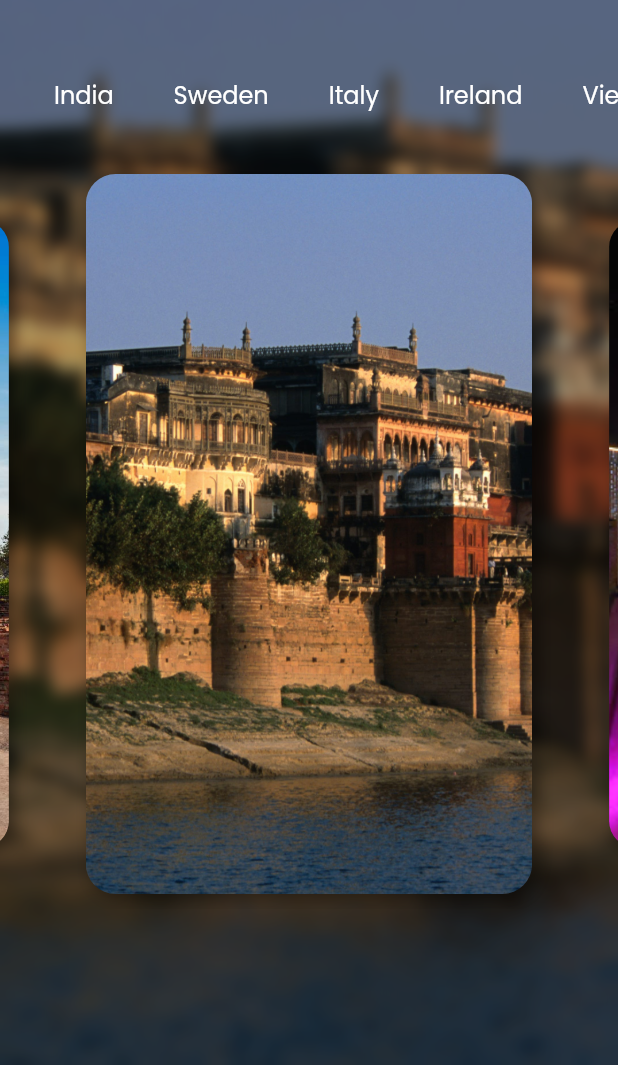
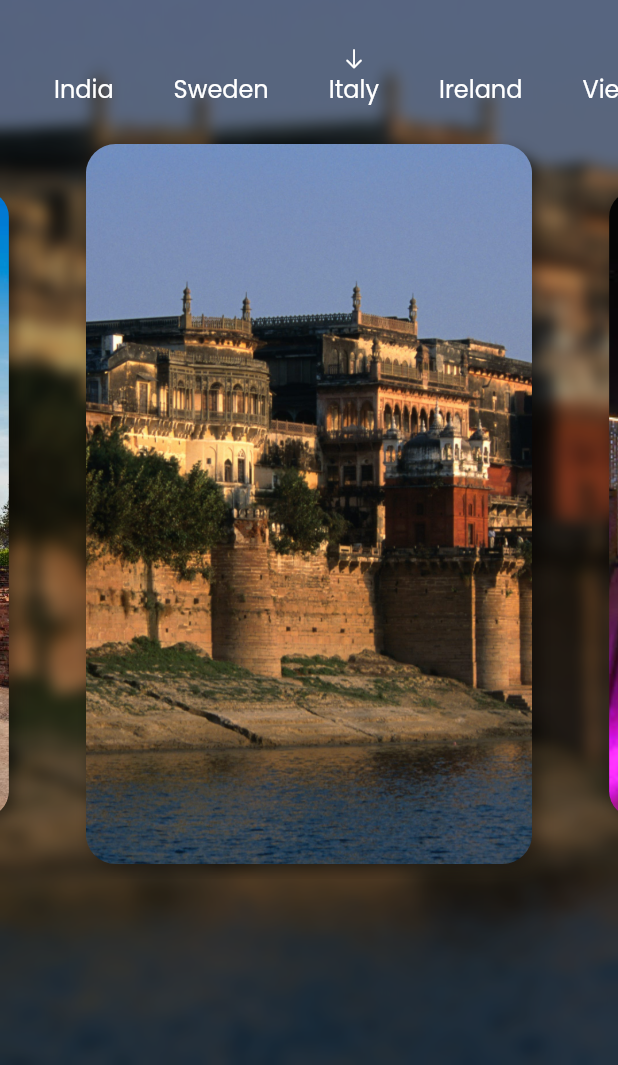
Before and after one commit to aman1210/FlutterUIChallenge, a Flutter app: the screen it shows after launch, swiped to page 3, on a phone screen of 412 x 824 dp, the part 171-1236 px from its top. Run offline on Flutter 3.47's test engine with Material 2 defaults, Android fonts, the phone set to English and light mode, and no system bars; drawn by our look-alikes of carousel_slider; our stand-ins replace line_awesome_icons, simple_animations.

Commit message:
adding country bar with icon

```diff
--- a/Travel App/lib/Screens/homepage.dart
+++ b/Travel App/lib/Screens/homepage.dart
@@ -14,6 +14,7 @@ class HomePage extends StatefulWidget {
 
 class _HomePageState extends State<HomePage> {
   var currentImage = 'assets/images/varanasi1.jpg';
+  var currentCountry = 0;
 
   List<String> images = [
     'assets/images/varanasi1.jpg',
@@ -51,14 +52,27 @@ class _HomePageState extends State<HomePage> {
                 child: ListView.builder(
                   scrollDirection: Axis.horizontal,
                   itemBuilder: (context, index) {
-                    return buildCountry(countries[index]);
+                    return Column(
+                      children: [
+                        currentCountry == index
+                            ? Icon(
+                                CupertinoIcons.arrow_down,
+                                size: 16,
+                                color: Colors.white,
+                              )
+                            : SizedBox(
+                                height: 16,
+                              ),
+                        buildCountry(countries[index]),
+                      ],
+                    );
                   },
                   itemCount: countries.length,
                 ),
               ),
               CarouselSlider.builder(
                 options: CarouselOptions(
-                  aspectRatio: 9 / 16,
+                  aspectRatio: 3 / 4,
                   height: 500,
                   viewportFraction: 0.8,
                   pageSnapping: true,
@@ -66,6 +80,7 @@ class _HomePageState extends State<HomePage> {
                   onPageChanged: (index, reason) {
                     setState(() {
                       currentImage = images[index];
+                      currentCountry = index;
                     });
                   },
                 ),
@@ -89,7 +104,8 @@ class _HomePageState extends State<HomePage> {
                           color: Colors.black38,
                           offset: Offset(4, 4),
                         ),
-                        ]),
+                      ],
+                    ),
                   );
                 },
               ),
--- a/Travel App/lib/widgets/homescreenAppBar.dart
+++ b/Travel App/lib/widgets/homescreenAppBar.dart
@@ -5,7 +5,7 @@ class HomeScreenAppBar extends StatelessWidget {
   @override
   Widget build(BuildContext context) {
     return Container(
-      margin: const EdgeInsets.only(top: 60, left: 20, right: 20, bottom: 30),
+      margin: const EdgeInsets.only(top: 60, left: 20, right: 20, bottom: 10),
       height: 65,
       child: Row(
         mainAxisAlignment: MainAxisAlignment.spaceBetween,
```
Lines whose indentation alone changed are shown as unchanged.
